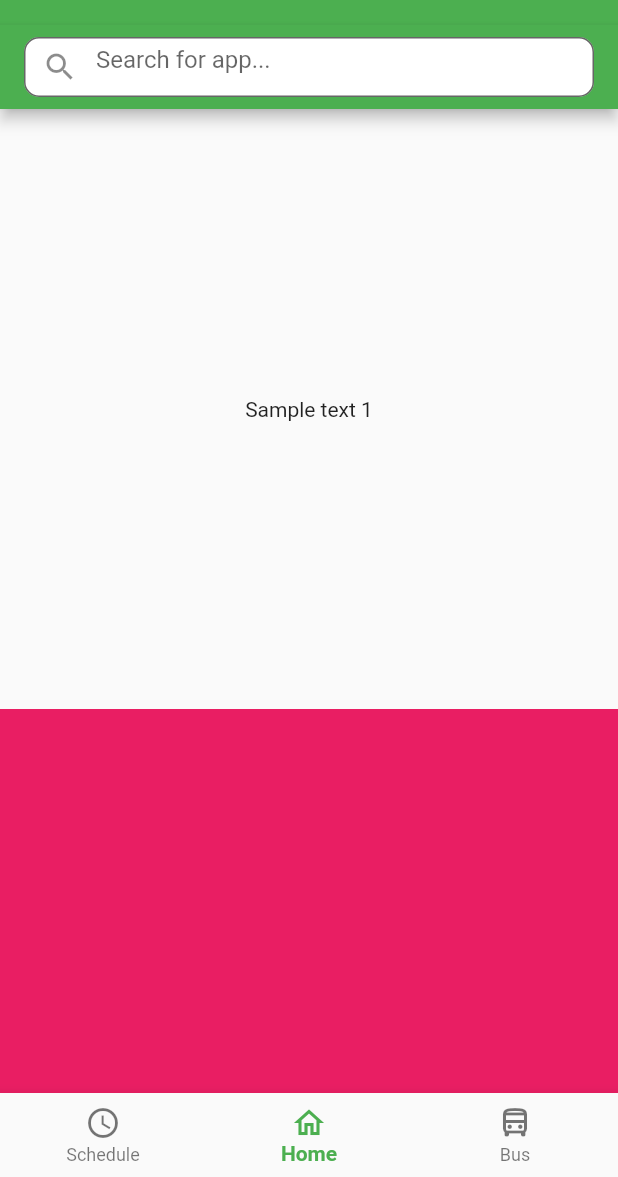
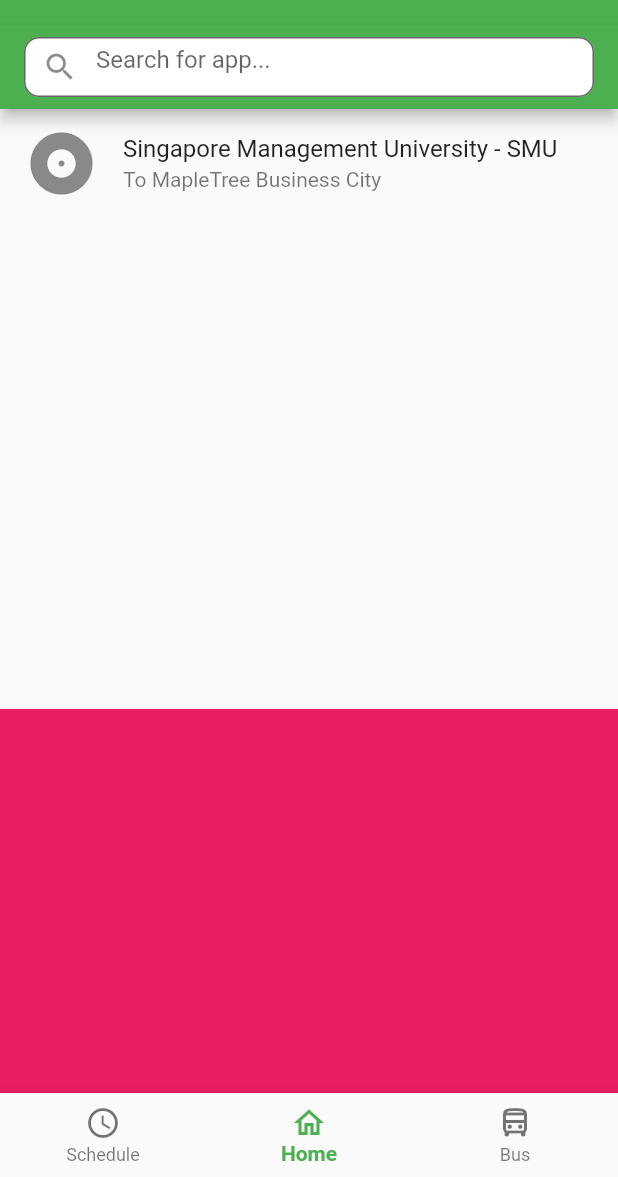
Before and after one commit to kelsieee/GoogleIgnite, a Flutter app: the screen it shows after launch, item 2 of the bottom bar chosen, on a phone screen of 412 x 824 dp, the part 59-1236 px from its top. Run offline on Flutter 3.47's test engine with Material 2 defaults, Android fonts, the phone set to English and light mode, and no system bars.

Commit message:
route card component
Building single route card component

```diff
--- a/shuttleapp/lib/main.dart
+++ b/shuttleapp/lib/main.dart
@@ -3,7 +3,6 @@
 import 'package:shuttleapp/pages/buspage.dart';
 import 'package:shuttleapp/pages/homepage.dart';
 import 'package:shuttleapp/pages/schedulepage.dart';
-
 
 void main() {
   runApp(const MyApp());
--- a/shuttleapp/lib/pages/homepage.dart
+++ b/shuttleapp/lib/pages/homepage.dart
@@ -36,13 +36,18 @@
           // Other Sliver Widgets
           SliverList(
             delegate: SliverChildListDelegate([
-              const SizedBox(
+              SizedBox(
                 height: 400,
-                child: Center(
-                  child: Text(
-                    'Sample text 1',
+                  child: Column(
+                    mainAxisSize: MainAxisSize.min,
+                    children: <Widget>[
+                      const ListTile(
+                        leading: Icon(Icons.album, size: 50),
+                        title: Text('Singapore Management University - SMU'),
+                        subtitle: Text('To MapleTree Business City'),
+                      ),
+                    ],
                   ),
-                ),
               ),
               Container(
                 height: 1000,
```
